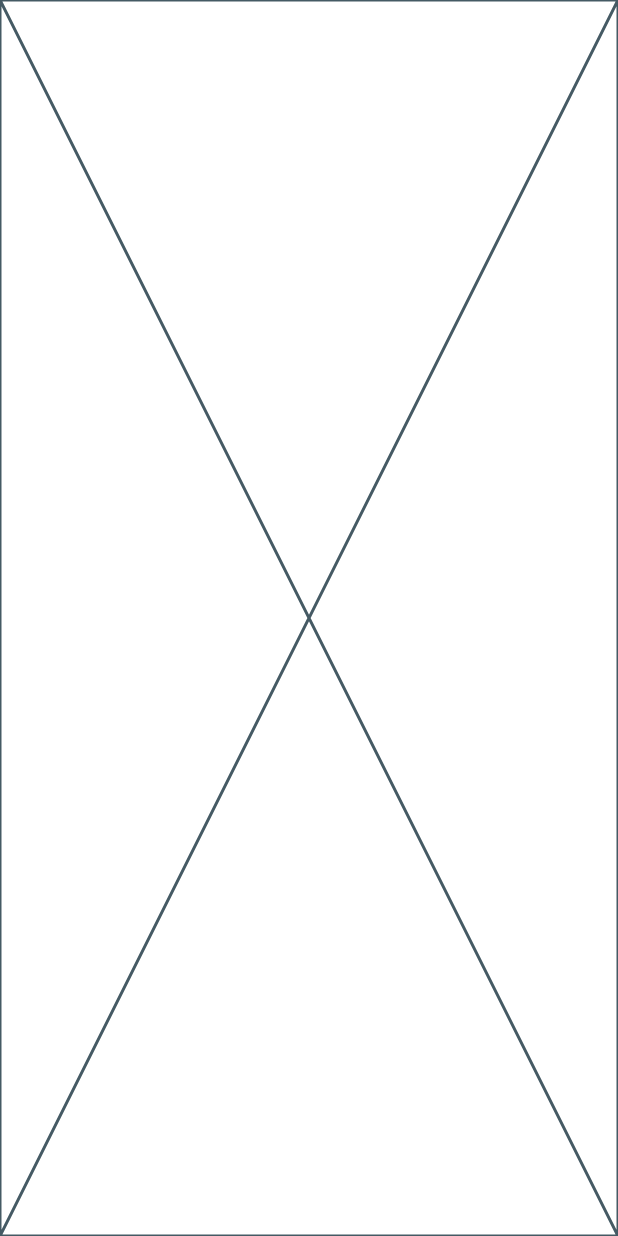
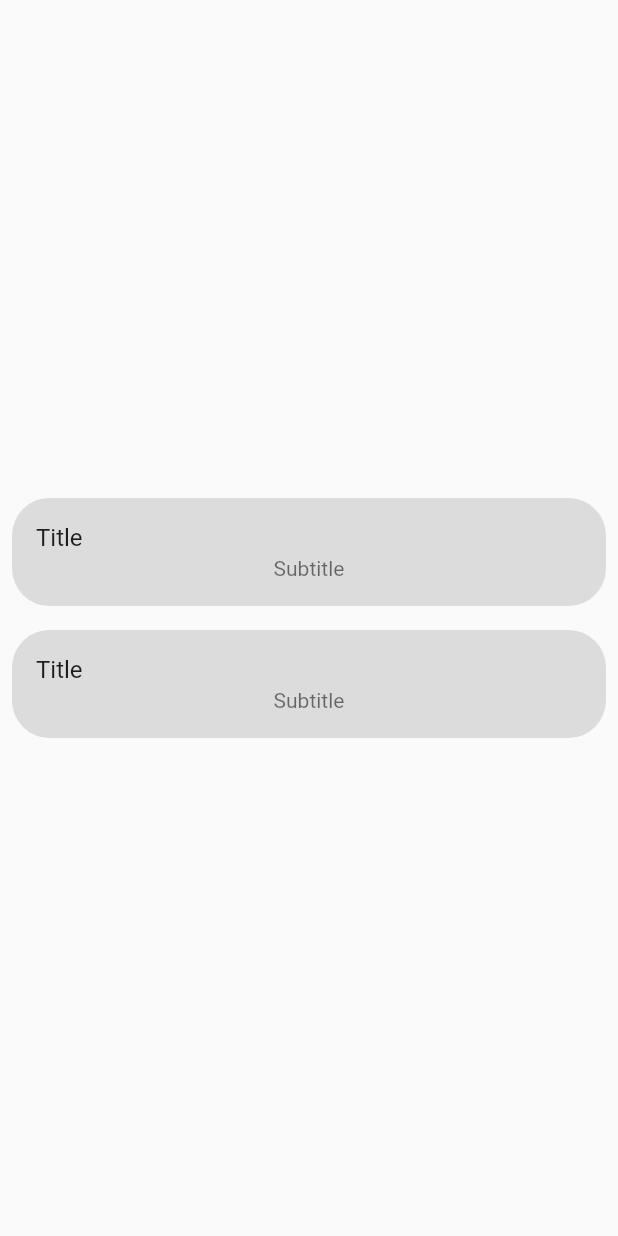
Before and after one commit to kamilksi/todo_app, a Flutter app: the screen it shows after launch, on a phone screen of 412 x 824 dp. Run offline on Flutter 3.47's test engine with Material 2 defaults, Android fonts, the phone set to English and light mode, and no system bars; our stand-ins replace auto_route, get_it, injectable.

Commit message:
task tile

```diff
--- a/lib/presentation/home_page/home_page.dart
+++ b/lib/presentation/home_page/home_page.dart
@@ -1,10 +1,14 @@
 import 'package:flutter/material.dart';
+
+import 'widgets/home_page_body.dart';
 
 class HomePage extends StatelessWidget {
   const HomePage({Key? key}) : super(key: key);
 
   @override
   Widget build(BuildContext context) {
-    return Placeholder();
+    return Scaffold(
+      body: HomePageBody(),
+    );
   }
 }
--- /dev/null
+++ b/lib/presentation/home_page/widgets/home_page_body.dart
@@ -0,0 +1,18 @@
+import 'package:flutter/material.dart';
+import 'package:flutter/src/widgets/framework.dart';
+import 'package:flutter/src/widgets/placeholder.dart';
+import 'package:todo_app/presentation/home_page/widgets/task_tile.dart';
+
+class HomePageBody extends StatelessWidget {
+  const HomePageBody({super.key});
+
+  @override
+  Widget build(BuildContext context) {
+    return Scaffold(
+      body: Column(mainAxisAlignment: MainAxisAlignment.center, children: [
+        TaskTile(),
+        TaskTile(),
+      ]),
+    );
+  }
+}
--- /dev/null
+++ b/lib/presentation/home_page/widgets/task_tile.dart
@@ -0,0 +1,28 @@
+import 'package:flutter/material.dart';
+import 'package:flutter/src/widgets/framework.dart';
+import 'package:flutter/src/widgets/placeholder.dart';
+
+class TaskTile extends StatelessWidget {
+  const TaskTile({super.key});
+
+  @override
+  Widget build(BuildContext context) {
+    return Padding(
+      padding: const EdgeInsets.all(8.0),
+      child: Container(
+        decoration: BoxDecoration(
+            borderRadius: BorderRadius.circular(25), color: Colors.black12),
+        child: ListTile(
+          title: Text(
+            "Title",
+            textAlign: TextAlign.start,
+          ),
+          subtitle: Text(
+            "Subtitle",
+            textAlign: TextAlign.center,
+          ),
+        ),
+      ),
+    );
+  }
+}
```
